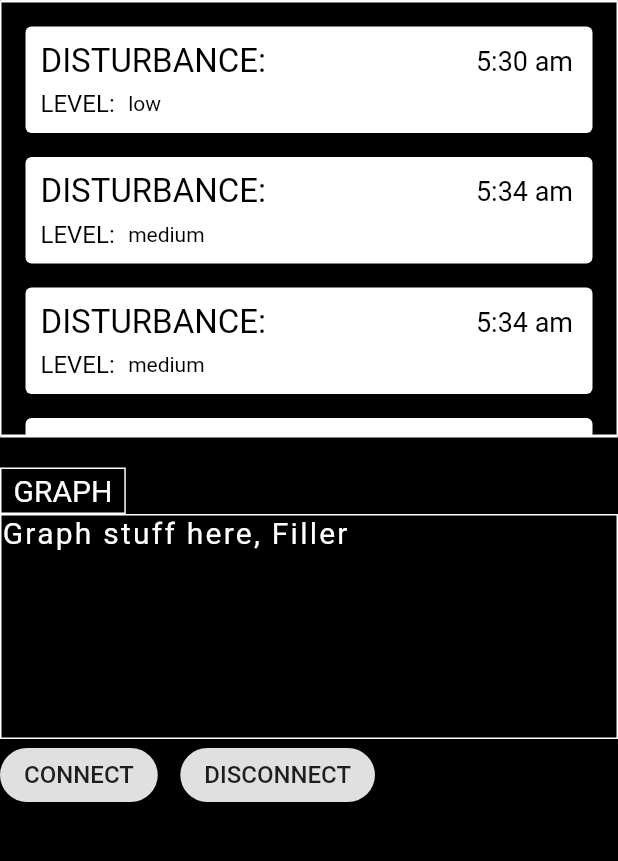
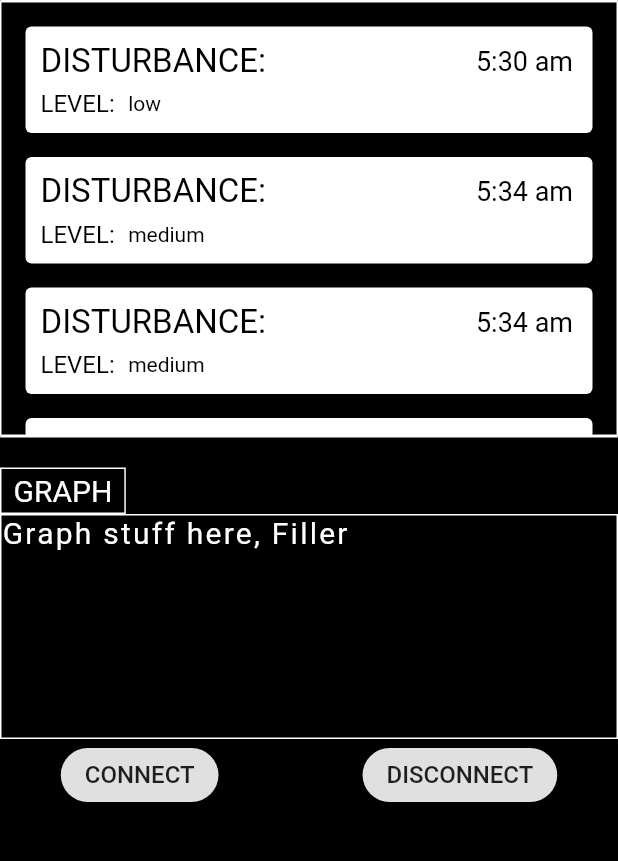
Before and after one commit to wonderlove/gui-miniproject, a Flutter app: the screen it shows after launch, on a phone screen of 412 x 824 dp, the part 161-1022 px from its top. Run offline on Flutter 3.47's test engine with Material 2 defaults, Android fonts, the phone set to English and light mode, and no system bars; our stand-ins replace convert; missing offline and left inert: protobuf.

Commit message:
Seventh: Small

```diff
--- a/lib/main.dart
+++ b/lib/main.dart
@@ -110,7 +110,7 @@ class _HomeState extends State<Home> {
                   ))
           ),
           Row(
-            crossAxisAlignment: CrossAxisAlignment.center,
+            mainAxisAlignment: MainAxisAlignment.spaceEvenly,
             children: [
               RaisedButton(
                   shape: RoundedRectangleBorder(
```
